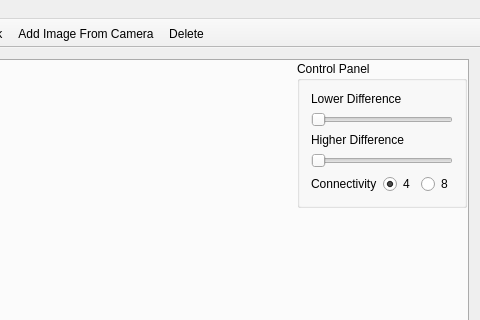
librehat/caiga, file gui/mainwindow.ui: the form before one commit; both pictures show x 220 to 700 and y 0 to 320 of the 700 by 446 pixel window.
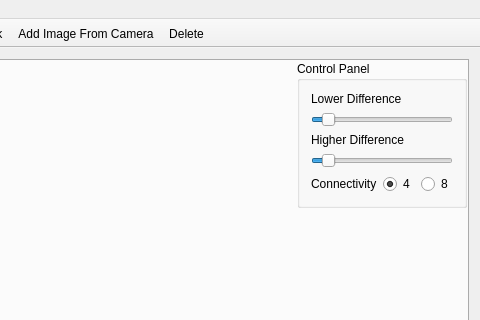
The form after the commit. Icons and pictures are not drawn. Custom widgets are drawn as their Qt base class.

Diff of the .ui file:
```diff
--- a/gui/mainwindow.ui
+++ b/gui/mainwindow.ui
@@ -804,9 +804,18 @@
           <layout class="QGridLayout" name="gridLayout_5">
            <item row="1" column="0" colspan="4">
             <widget class="QSlider" name="lowerDiffSlider">
+             <property name="minimum">
+              <number>1</number>
+             </property>
+             <property name="maximum">
+              <number>255</number>
+             </property>
              <property name="pageStep">
               <number>5</number>
              </property>
+             <property name="value">
+              <number>20</number>
+             </property>
              <property name="orientation">
               <enum>Qt::Horizontal</enum>
              </property>
@@ -864,9 +873,18 @@
            </item>
            <item row="3" column="0" colspan="4">
             <widget class="QSlider" name="higherDiffSlider">
+             <property name="minimum">
+              <number>1</number>
+             </property>
+             <property name="maximum">
+              <number>255</number>
+             </property>
              <property name="pageStep">
               <number>5</number>
              </property>
+             <property name="value">
+              <number>20</number>
+             </property>
              <property name="orientation">
               <enum>Qt::Horizontal</enum>
              </property>
```
